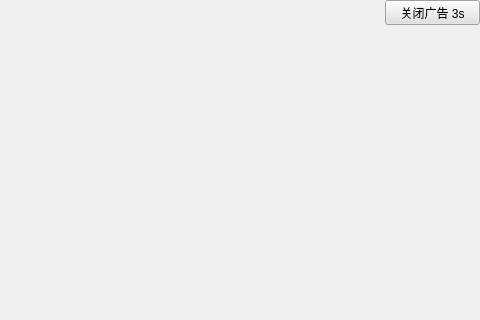
Above: QtProject/advertisement.ui from LiuChuXuan/gec6818_arm_demo before the change; both pictures show x 320 to 800 and y 0 to 320 of the 800 by 480 pixel window. Below: the same form after it.
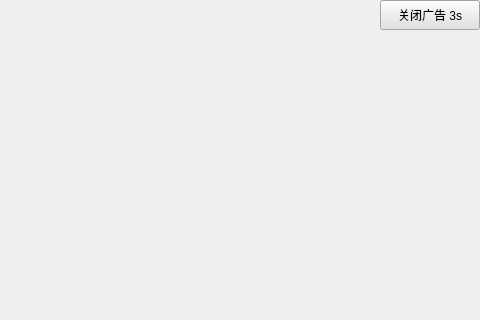
That is the form after the change. Icons and pictures are not drawn.

```diff
--- a/QtProject/advertisement.ui
+++ b/QtProject/advertisement.ui
@@ -41,10 +41,10 @@
    </property>
    <property name="geometry">
     <rect>
-     <x>705</x>
+     <x>700</x>
      <y>0</y>
-     <width>95</width>
-     <height>25</height>
+     <width>100</width>
+     <height>30</height>
     </rect>
    </property>
    <property name="mouseTracking">
```
